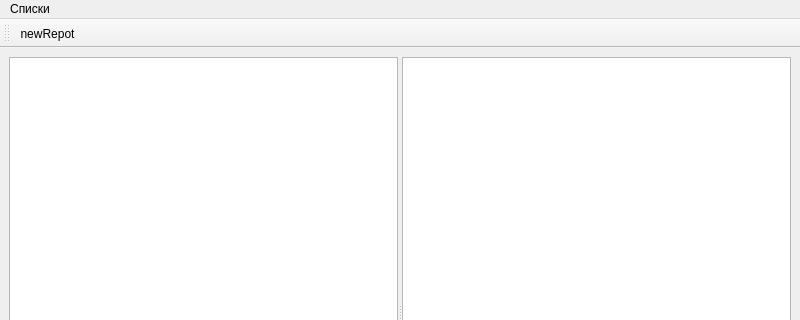
This is src/gui/mainwindow.ui in Redgrxve/myReport as Qt 5 draws it before an edit; both pictures show x 0 to 800 and y 0 to 320 of the 800 by 600 pixel window. The edited form follows.
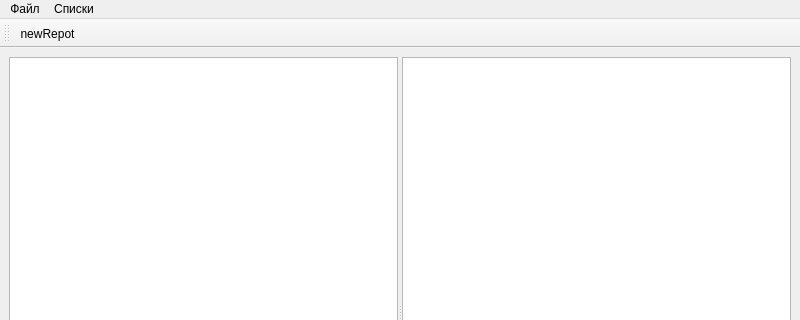
This is the edited form. Icons and pictures are not drawn.

```diff
--- a/src/gui/mainwindow.ui
+++ b/src/gui/mainwindow.ui
@@ -45,6 +45,13 @@
     <addaction name="actionGroups"/>
     <addaction name="actionDisciplines"/>
    </widget>
+   <widget class="QMenu" name="menu_2">
+    <property name="title">
+     <string>Файл</string>
+    </property>
+    <addaction name="action"/>
+   </widget>
+   <addaction name="menu_2"/>
    <addaction name="menu"/>
   </widget>
   <widget class="QStatusBar" name="statusbar"/>
```
Left out of the diff: 5 changed lines with no effect on the pictures.
